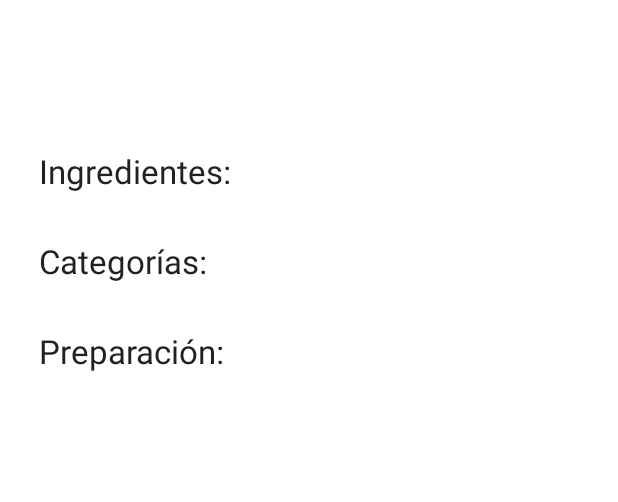
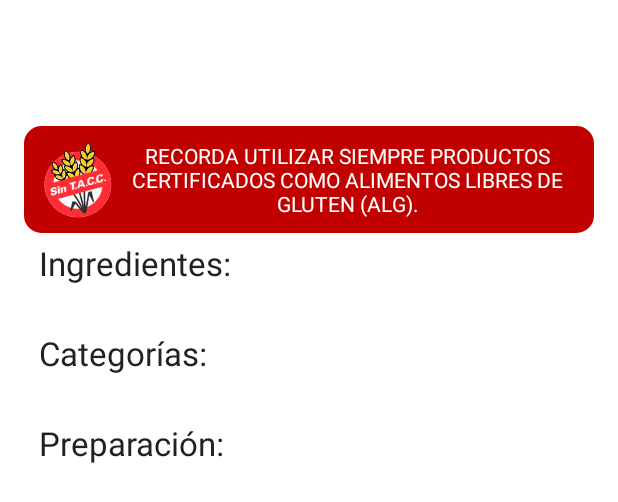
Before and after one commit to SmarTACC/SmarTACC-Android, an Android app: the layout fragment_receta.xml on its own in the app's theme, with its tools: preview values and no code run, on a phone screen of 412 x 824 dp. Shown: the top 502 px of the screen. Run offline under Robolectric (Android 15) with nearby library versions, the phone set to English and light mode, and no system bars.

Commit message:
Agregado disclaimer en recetas
Cambio weight en disclaimer

```diff
--- /dev/null
+++ b/app/src/main/res/drawable/disclaimer_background.xml
@@ -0,0 +1,7 @@
+<?xml version="1.0" encoding="UTF-8"?>
+<shape xmlns:android="http://schemas.android.com/apk/res/android">
+    <solid android:color="#C10000"/>
+    <stroke android:width="3dip" android:color="#C10000" />
+    <corners android:radius="10dip"/>
+    <padding android:left="0dip" android:top="0dip" android:right="0dip" android:bottom="0dip" />
+</shape>
--- /dev/null
+++ b/app/src/main/res/layout/component_disclaimer.xml
@@ -0,0 +1,22 @@
+<?xml version="1.0" encoding="utf-8"?>
+<LinearLayout xmlns:android="http://schemas.android.com/apk/res/android"
+    android:orientation="horizontal"
+    android:layout_width="wrap_content"
+    android:layout_height="wrap_content"
+    android:padding="10dp"
+    android:background="@drawable/disclaimer_background" >
+    <ImageView
+        android:src="@drawable/ic_sintacc"
+        android:layout_height="match_parent"
+        android:layout_width="0dp"
+        android:layout_weight="1"
+        android:contentDescription="@string/description_sintacc" />
+    <TextView
+        android:text="@string/disclaimer"
+        android:layout_height="wrap_content"
+        android:layout_width="0dp"
+        android:layout_weight="6"
+        android:textColor="#FFF"
+        android:gravity="center" />
+
+</LinearLayout>
--- a/app/src/main/res/layout/fragment_receta.xml
+++ b/app/src/main/res/layout/fragment_receta.xml
@@ -28,13 +28,19 @@
             android:layout_marginRight="10dp"
             android:contentDescription="@string/description_foto"
             /><!-- style="@style/BorderImageView" -->
+        <include
+            layout="@layout/component_disclaimer"
+            android:layout_height="wrap_content"
+            android:layout_width="match_parent"
+            android:layout_marginTop="10dp"/>
         <TextView
             android:textSize="@dimen/receta_subtitulo"
             android:layout_width="wrap_content"
             android:layout_height="wrap_content"
             android:text="@string/receta_titulo_ingredientes"
+            android:layout_marginStart="10dp"
             android:layout_marginLeft="10dp"
-            android:layout_marginTop="25dp"
+            android:layout_marginTop="5dp"
             android:layout_marginBottom="5dp" />
         <LinearLayout
             android:id="@+id/receta_list_ingredientes"
--- a/app/src/main/res/values/strings.xml
+++ b/app/src/main/res/values/strings.xml
@@ -31,5 +31,7 @@
     <string name="txtSugerencia">Sugerencia</string>
     <string name="btnEnviarSugerencia">Enviar</string>
     <string name="title_activity_sugerencias">Sugerencia</string>
+    <string name="disclaimer">RECORDA UTILIZAR SIEMPRE PRODUCTOS CERTIFICADOS COMO ALIMENTOS LIBRES DE GLUTEN (ALG).</string>
+    <string name="description_sintacc">Sin TACC</string>
 
 </resources>
```
Also changed, not shown: app/src/main/res/drawable/ic_sintacc.png (added).
